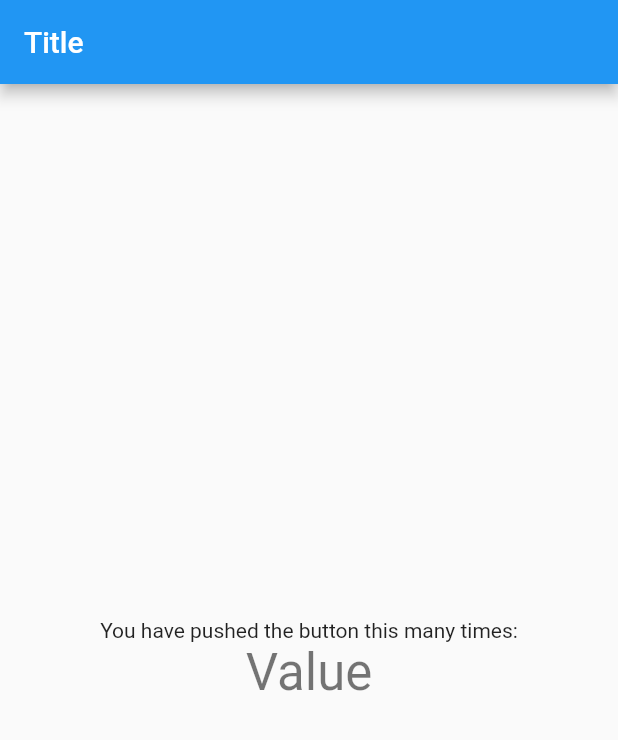
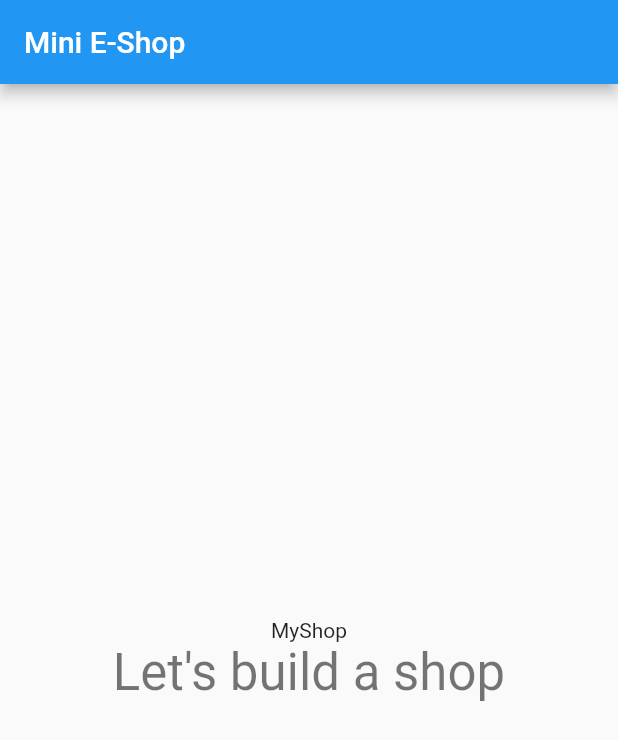
Before and after one commit to phamduyanminh/mini_e_shop, a Flutter app: the screen it shows after launch, on a phone screen of 412 x 824 dp. Shown: the top 740 px of the screen. Run offline on Flutter 3.47's test engine with Material 2 defaults, Android fonts, the phone set to English and light mode, and no system bars.

Commit message:
Edit file structure

```diff
--- a/lib/main.dart
+++ b/lib/main.dart
@@ -11,7 +11,7 @@
   @override
   Widget build(BuildContext context) {
     return MaterialApp(
-      title: 'Flutter Demo',
+      title: 'Mini E-Shop',
       theme: ThemeData(
         primarySwatch: Colors.blue,
       ),
@@ -30,17 +30,17 @@
   Widget build(BuildContext context) {
     return Scaffold(
       appBar: AppBar(
-        title: Text("Title"),
+        title: Text("Mini E-Shop"),
       ),
       body: Center(
         child: Column(
           mainAxisAlignment: MainAxisAlignment.center,
           children: <Widget>[
             const Text(
-              'You have pushed the button this many times:',
+              'MyShop',
             ),
             Text(
-              'Value',
+              'Let\'s build a shop',
               style: Theme.of(context).textTheme.headline4,
             ),
           ],
```
